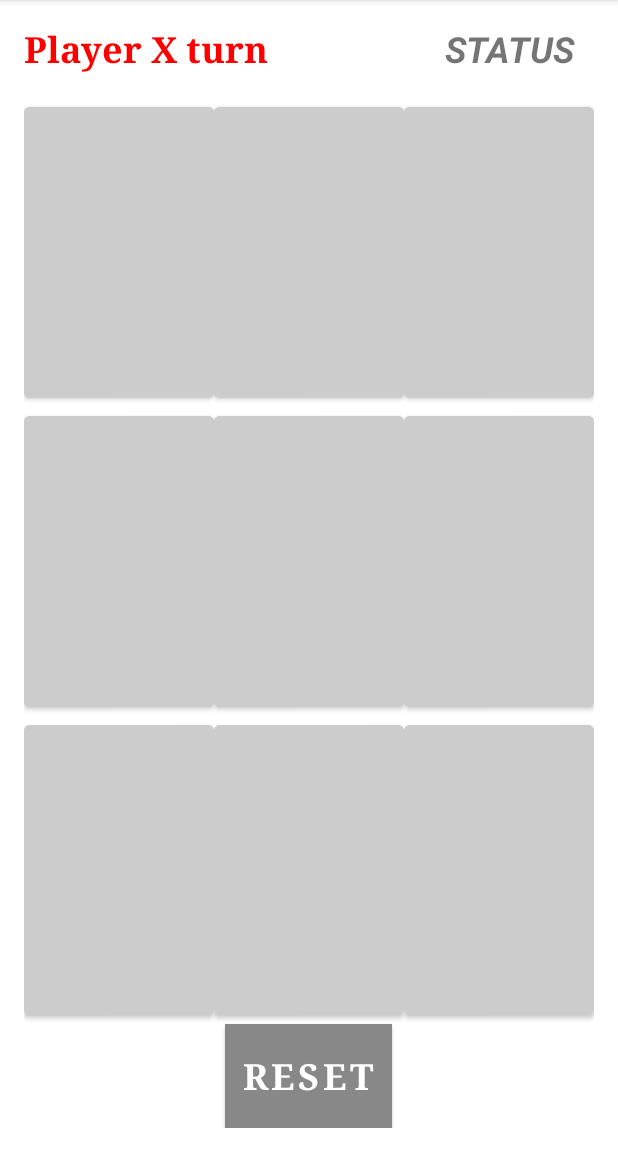
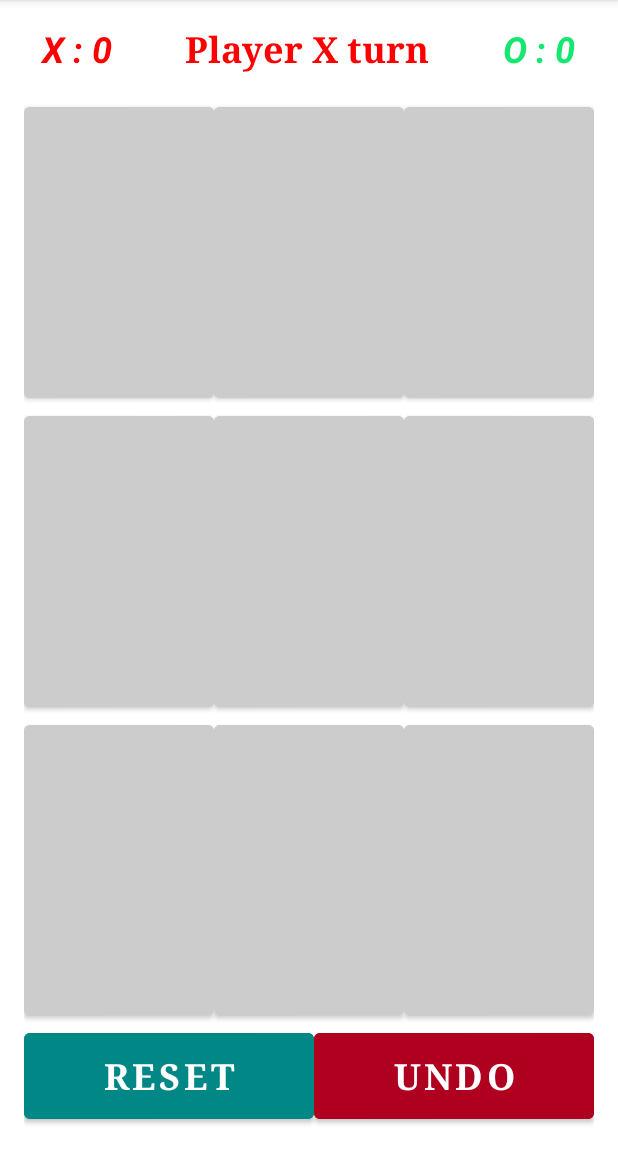
Before and after one commit to prateekb1912/tic-tac-toe, an Android app: the screen it shows after launch (MainActivity), on a phone screen of 412 x 824 dp, the part 84-1236 px from its top. Run offline under Robolectric (Android 15) with nearby library versions, the phone set to English and light mode, and no system bars.

Commit message:
Add Undo button in the app

```diff
--- a/app/src/main/java/com/criclytica/tictactoe/MainActivity.kt
+++ b/app/src/main/java/com/criclytica/tictactoe/MainActivity.kt
@@ -49,6 +49,8 @@ class MainActivity : AppCompatActivity(), View.OnClickListener {
             }
         }
 
+        checkNetworkStatus()
+
         initBoardStatus()
 
         btnReset.setOnClickListener{
@@ -56,6 +58,10 @@ class MainActivity : AppCompatActivity(), View.OnClickListener {
             TURNS = 0
             initBoardStatus()
         }
+    }
+
+    private fun checkNetworkStatus(): Int {
+        return 1
     }
 
     /*
--- a/app/src/main/res/layout/activity_main.xml
+++ b/app/src/main/res/layout/activity_main.xml
@@ -11,26 +11,41 @@
     <LinearLayout
         android:layout_width="match_parent"
         android:layout_height="wrap_content">
+
+        <TextView
+            android:id="@+id/tvXCount"
+            android:layout_width="wrap_content"
+            android:layout_height="wrap_content"
+            android:layout_weight="1"
+            android:text="X : 0"
+            android:textColor="@color/red"
+            android:gravity="center"
+            android:layout_gravity="center_horizontal"
+            android:textSize="24sp"
+            android:textStyle="bold|italic"
+            />
+
         <TextView
             android:id="@+id/tvHead"
             android:layout_width="wrap_content"
             android:layout_height="wrap_content"
             android:text="Player X turn"
-            android:layout_weight="4"
+            android:layout_weight="3"
             android:layout_gravity="center_horizontal"
+            android:gravity="center_horizontal"
             android:textColor="@color/green"
             android:textSize="24sp"
             android:typeface="serif"
             android:textStyle="bold"
             android:layout_marginBottom="16dp"
             />
-
         <TextView
-            android:id="@+id/tvNetwork"
+            android:id="@+id/tv0Count"
             android:layout_width="wrap_content"
             android:layout_height="wrap_content"
             android:layout_weight="1"
-            android:text="STATUS"
+            android:text="O : 0"
+            android:textColor="@color/green"
             android:gravity="center"
             android:layout_gravity="center_horizontal"
             android:textSize="24sp"
@@ -132,10 +147,14 @@
             android:backgroundTint="@color/orange"/>
     </LinearLayout>
 
+    <LinearLayout
+        android:layout_width="match_parent"
+        android:layout_height="wrap_content">
         <Button
             android:id="@+id/btnReset"
             android:layout_width="wrap_content"
             android:layout_height="wrap_content"
+            android:layout_weight="1"
             android:textSize="24sp"
             android:text="@string/reset"
             android:padding="12dp"
@@ -143,5 +162,21 @@
             android:typeface="serif"
             android:textColor="@color/white"
             android:layout_gravity="center_horizontal"
-        android:background="@color/design_default_color_primary_variant"/>
+            android:backgroundTint="@color/teal_700"/>
+        <Button
+            android:id="@+id/btnUndo"
+            android:layout_width="wrap_content"
+            android:layout_height="wrap_content"
+            android:layout_weight="1"
+            android:textSize="24sp"
+            android:text="@string/undo"
+            android:padding="12dp"
+            android:textStyle="bold"
+            android:typeface="serif"
+            android:textColor="@color/white"
+            android:layout_gravity="center_horizontal"
+            android:backgroundTint="@color/design_default_color_error"/>
+
     </LinearLayout>
+
+</LinearLayout>
--- a/app/src/main/res/values/strings.xml
+++ b/app/src/main/res/values/strings.xml
@@ -1,4 +1,5 @@
 <resources>
     <string name="app_name">TicTacToe</string>
     <string name="reset">Reset</string>
+    <string name="undo">Undo</string>
 </resources>
```
Lines whose indentation alone changed are shown as unchanged.
